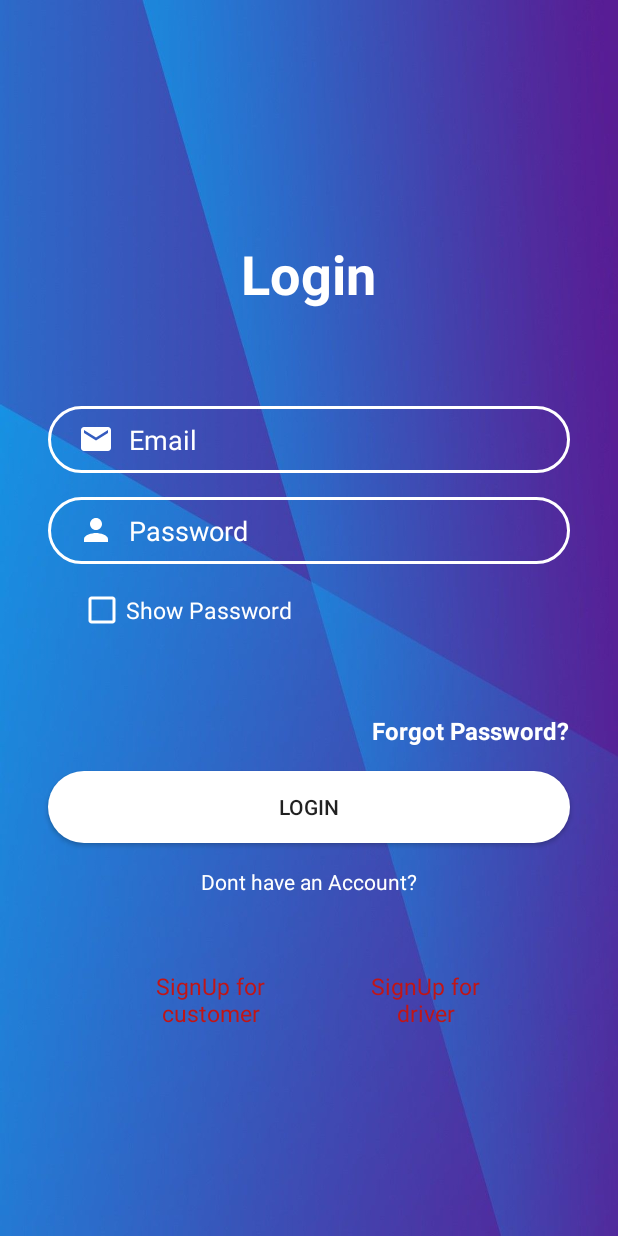
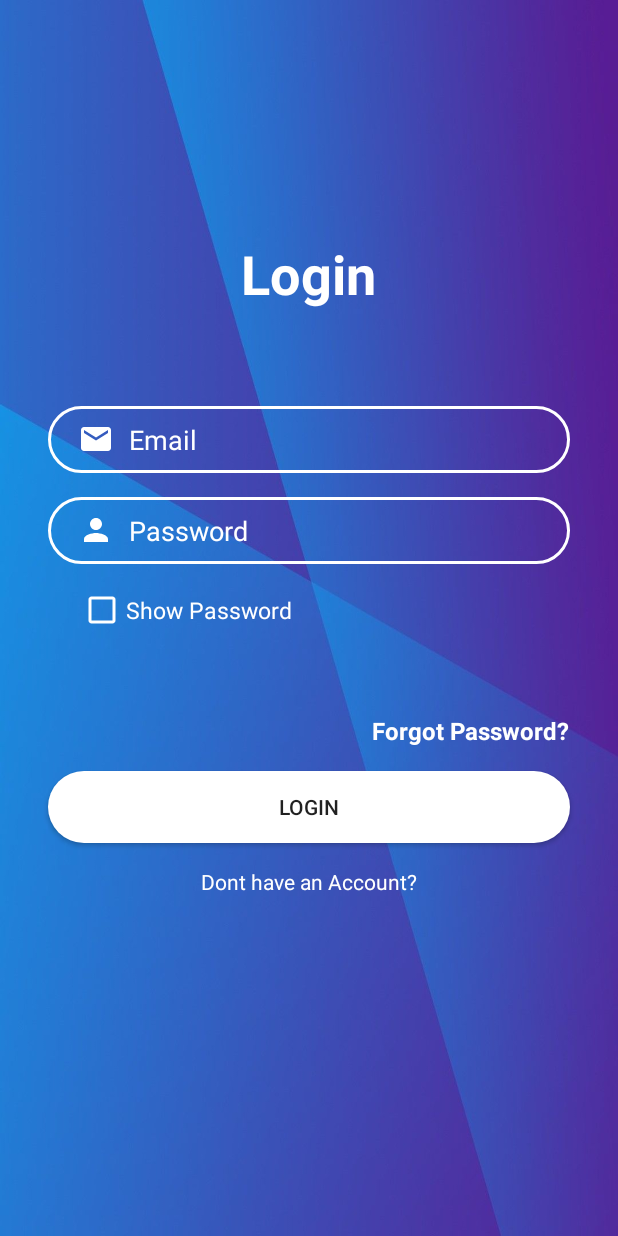
Before and after one commit to Preet021999/Registration12, an Android app: the screen it shows after launch (LoginActivity), on a phone screen of 412 x 824 dp. Run offline under Robolectric (Android 15) with nearby library versions, the phone set to English and light mode, and no system bars; our stand-ins replace Firebase (no records; nobody signed in at launch, a user with empty details on screens opened directly).

Commit message:
login change

```diff
--- a/app/src/main/java/com/example/registration/LoginActivity.java
+++ b/app/src/main/java/com/example/registration/LoginActivity.java
@@ -27,7 +27,7 @@ import com.google.firebase.firestore.QuerySnapshot;
 
 import java.util.ArrayList;
 
-import es.dmoral.toasty.Toasty;
+
 
 public class LoginActivity extends AppCompatActivity {
 
@@ -35,7 +35,7 @@ public class LoginActivity extends AppCompatActivity {
 
     Button btnLogin;
     CheckBox checkBox;
-    TextView r2page,rPage;
+    TextView signin;
 
     String email,password;
      ArrayList<String> cus_email=new ArrayList<String>();
@@ -64,9 +64,8 @@ public class LoginActivity extends AppCompatActivity {
 //        if(sharedPreferences.getString("isLogin","false").equals("true")){
 //            openDash();
 //        }
+        signin = findViewById(R.id.signin);
 
-        rPage=findViewById(R.id.textViewSignUp);
-        r2page = findViewById(R.id.txtsignupdriver);
          uname=findViewById(R.id.inputEmail);
          pass=findViewById(R.id.inputPassword);
         btnLogin=findViewById(R.id.btnlogin);
@@ -98,20 +97,13 @@ public class LoginActivity extends AppCompatActivity {
                 validateData();
             }
         });
-
-        rPage.setOnClickListener(new View.OnClickListener() {
+        signin.setOnClickListener(new View.OnClickListener() {
             @Override
-            public void onClick(View v) {
+            public void onClick(View view) {
                 startActivity(new Intent(LoginActivity.this,RegisterActivity.class));
             }
         });
 
-        r2page.setOnClickListener(new View.OnClickListener() {
-            @Override
-            public void onClick(View view) {
-                startActivity(new Intent(LoginActivity.this,RegisterActivity2.class));
-            }
-        });
 
     }
 
--- a/app/src/main/res/drawable/txt_back.xml
+++ b/app/src/main/res/drawable/txt_back.xml
@@ -5,5 +5,5 @@
         android:angle="360"
         android:type="linear"
         />
-    <corners android:bottomLeftRadius="20dp" android:topRightRadius="20dp"/>
+    <corners android:radius="40dp"></corners>
 </shape>
--- a/app/src/main/res/layout/activity_login.xml
+++ b/app/src/main/res/layout/activity_login.xml
@@ -123,6 +123,7 @@
         app:layout_constraintTop_toBottomOf="@+id/btnlogin">
 
         <TextView
+            android:id="@+id/signin"
             android:layout_width="wrap_content"
             android:layout_height="match_parent"
             android:text="Dont have an Account?"
@@ -130,33 +131,5 @@
 
     </LinearLayout>
 
-    <TextView
-        android:id="@+id/txtsignupdriver"
-        android:layout_width="113dp"
-        android:layout_height="50dp"
-        android:layout_marginTop="44dp"
-        android:layout_marginEnd="72dp"
-        android:text="SignUp for driver"
-        android:textColor="@color/colorRed"
-        android:textSize="15dp"
-        android:gravity="center"
-        app:layout_constraintEnd_toEndOf="parent"
-        app:layout_constraintTop_toBottomOf="@+id/linearLayout"
-        tools:ignore="MissingConstraints" />
-
-    <TextView
-        android:id="@+id/textViewSignUp"
-        android:layout_width="136dp"
-        android:layout_height="50dp"
-        android:layout_marginStart="72dp"
-        android:layout_marginTop="44dp"
-        android:text="SignUp for customer"
-        android:gravity="center"
-        android:textColor="@color/colorRed"
-        android:textSize="15dp"
-        app:layout_constraintStart_toStartOf="parent"
-        app:layout_constraintTop_toBottomOf="@+id/linearLayout"
-        tools:ignore="MissingConstraints" />
-
 
 </androidx.constraintlayout.widget.ConstraintLayout>
```
Also changed, not shown: app/src/main/java/com/example/registration/bill.java (+0 -20 lines), app/src/main/res/layout/activity_customer_home.xml (+33 -18 lines), app/src/main/res/layout/activity_driver_home.xml (+18 -19 lines), app/src/main/res/layout/activity_estimatecost.xml (+15 -15 lines), app/src/main/res/layout/activity_order_page.xml (+16 -16 lines), app/src/main/res/layout/activity_register2.xml (+17 -16 lines).
